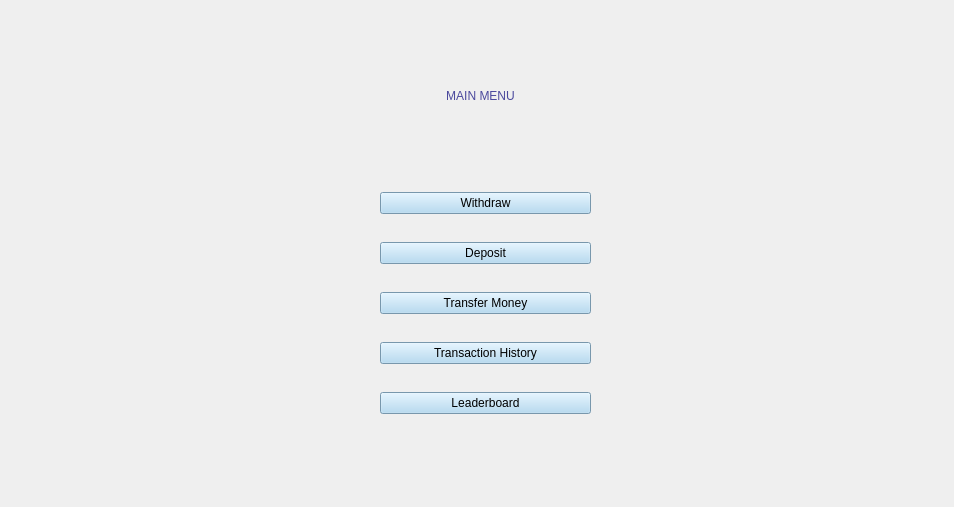
rawsashimi1604/1009_BankingSystem, file view/menu.ui: the form before one commit.
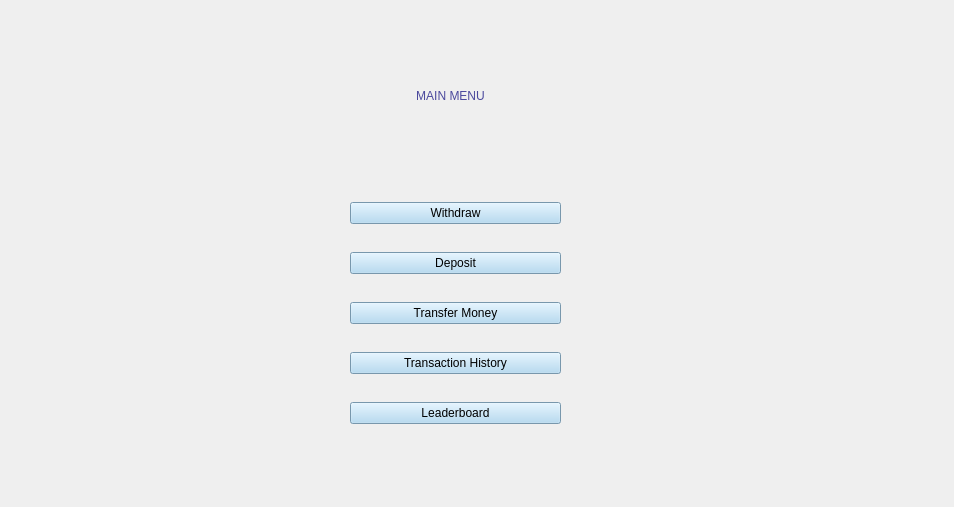
The form after the commit.

Patch:
```diff
--- a/view/menu.ui
+++ b/view/menu.ui
@@ -29,7 +29,7 @@
     <widget class="QLabel" name="label">
      <property name="geometry">
       <rect>
-       <x>240</x>
+       <x>210</x>
        <y>30</y>
        <width>461</width>
        <height>111</height>
@@ -49,8 +49,8 @@
     <widget class="QWidget" name="verticalLayoutWidget">
      <property name="geometry">
       <rect>
-       <x>370</x>
-       <y>160</y>
+       <x>340</x>
+       <y>170</y>
        <width>211</width>
        <height>271</height>
       </rect>
```
